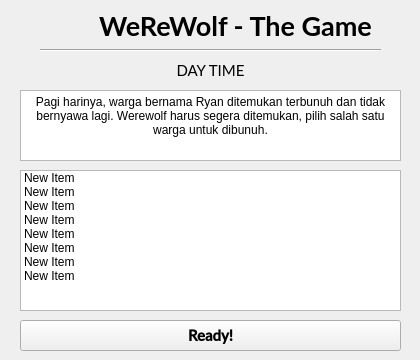
First picture: the form in WeReWolf-Client/game.ui, repository feryandi/WeReWolf, before the edit.
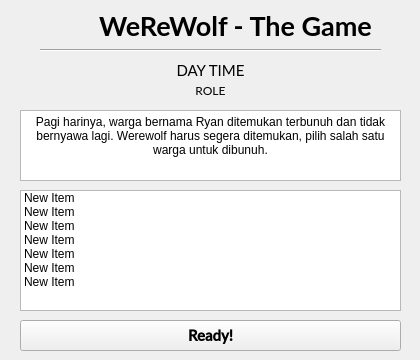
Second picture: the form after the edit.

The edit to the form file:
```diff
--- a/WeReWolf-Client/game.ui
+++ b/WeReWolf-Client/game.ui
@@ -54,9 +54,9 @@
    <widget class="QLabel" name="labelTime">
     <property name="geometry">
      <rect>
-      <x>20</x>
+      <x>30</x>
       <y>60</y>
-      <width>381</width>
+      <width>361</width>
       <height>20</height>
      </rect>
     </property>
@@ -113,7 +113,7 @@
     <property name="geometry">
      <rect>
       <x>20</x>
-      <y>90</y>
+      <y>110</y>
       <width>381</width>
       <height>71</height>
      </rect>
@@ -135,9 +135,9 @@
     <property name="geometry">
      <rect>
       <x>20</x>
-      <y>170</y>
+      <y>190</y>
       <width>381</width>
-      <height>141</height>
+      <height>121</height>
      </rect>
     </property>
     <item>
@@ -175,11 +175,28 @@
       <string>New Item</string>
      </property>
     </item>
-    <item>
-     <property name="text">
-      <string>New Item</string>
-     </property>
-    </item>
+   </widget>
+   <widget class="QLabel" name="labelRole">
+    <property name="geometry">
+     <rect>
+      <x>30</x>
+      <y>80</y>
+      <width>361</width>
+      <height>20</height>
+     </rect>
+    </property>
+    <property name="font">
+     <font>
+      <family>Lato</family>
+      <pointsize>9</pointsize>
+     </font>
+    </property>
+    <property name="text">
+     <string>ROLE</string>
+    </property>
+    <property name="alignment">
+     <set>Qt::AlignCenter</set>
+    </property>
    </widget>
   </widget>
  </widget>
```
